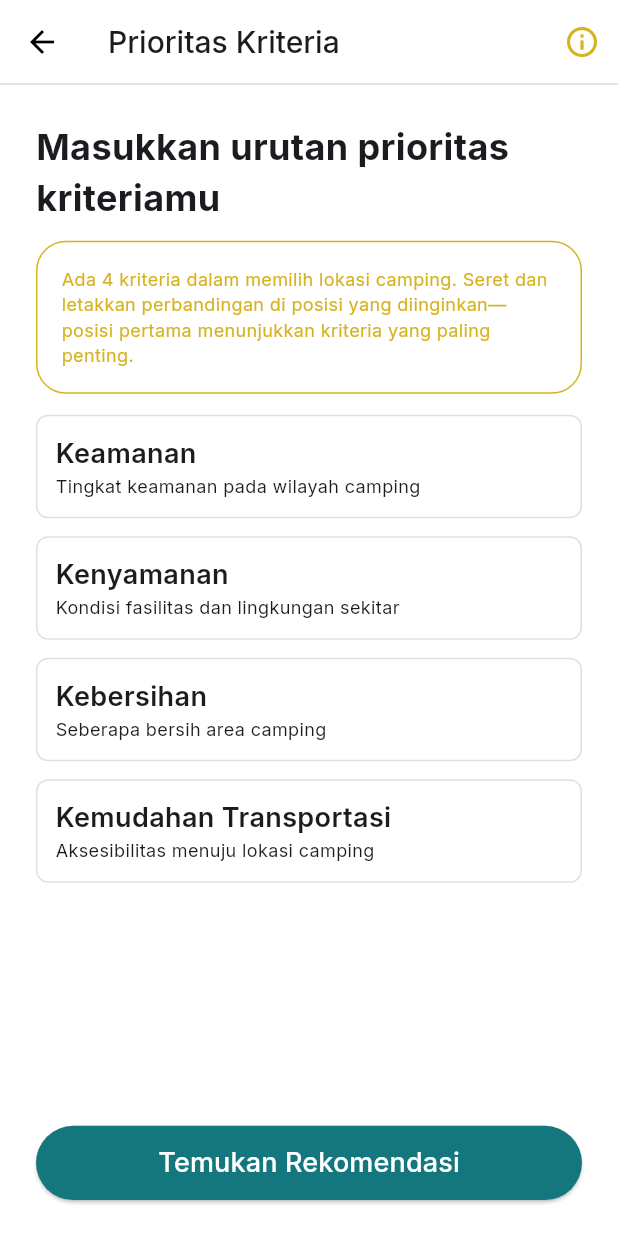
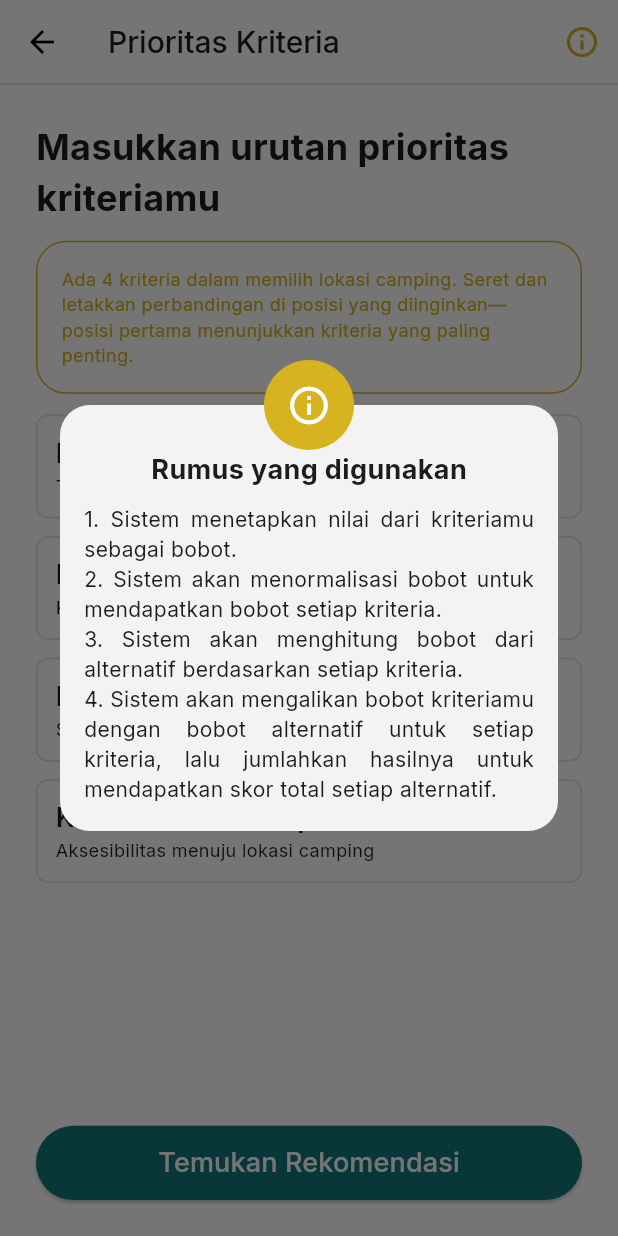
Before and after one commit to adamrasyid01/FinalProject-Camping-Frontend, a Flutter app: the PrioritasKriteriaPage screen opened by its route, after a tap on the "info outline" icon, on a phone screen of 412 x 824 dp. Run offline on Flutter 3.47's test engine with Material 3 defaults, Android fonts, the phone set to English and light mode, and no system bars; our stand-ins replace bloc, dartz, dio, equatable, flutter_bloc, flutter_svg and 6 more; accounts and stored records are empty; network calls fail.

Commit message:
feat : Implements Dialog to Rekomendasi Page

```diff
--- a/lib/core/constants/text_styles.dart
+++ b/lib/core/constants/text_styles.dart
@@ -31,6 +31,10 @@ class AppTextStyle {
   );
   static TextStyle bold20 = GoogleFonts.inter(
     fontSize: 20,
+    fontWeight: FontWeight.bold,
+  );
+  static TextStyle bold18 = GoogleFonts.inter(
+    fontSize: 18,
     fontWeight: FontWeight.bold,
   );
   static TextStyle bold14 = GoogleFonts.inter(
--- a/lib/core/widgets/custom_dialog.dart
+++ b/lib/core/widgets/custom_dialog.dart
@@ -7,20 +7,27 @@ class CustomDialog extends StatelessWidget {
   final VoidCallback onConfirm;
   final String title;
   final String content;
-  final String canceledText;
-  final String confirmedText;
+  final String? canceledText; // ubah ke nullable
+  final String? confirmedText; // ubah ke nullable
   final IconData icon;
-  final Color iconBackgroundColor;
+  final Color iconBackgroundColor; // Remove default value here
+  final TextStyle? titleStyle;
+  final TextStyle? contentStyle;
+  final TextAlign? alignContent; // Add alignContent as a nullable property
 
   CustomDialog({
     super.key,
     required this.onConfirm,
     required this.title,
     required this.content,
-    required this.canceledText,
-    required this.confirmedText,
-    this.icon = Icons.info, // default icon
-    this.iconBackgroundColor = Colors.red, // default background
+    this.canceledText, // tidak required
+    this.confirmedText, // tidak required
+    this.icon = Icons.info,
+    this.titleStyle,
+    this.contentStyle,
+    this.alignContent, // Initialize alignContent in the constructor
+    this.iconBackgroundColor =
+        Colors.red, // Add iconBackgroundColor to constructor with default value
   });
 
   @override
@@ -40,18 +47,22 @@ class CustomDialog extends StatelessWidget {
               crossAxisAlignment: CrossAxisAlignment.center,
               mainAxisSize: MainAxisSize.min,
               children: [
-                Text(title,
-                    style: AppTextStyle.bold20.copyWith(color: myColor.black)),
+                Text(
+                  title,
+                  style: titleStyle ??
+                      AppTextStyle.bold20.copyWith(color: myColor.black),
+                ),
                 const SizedBox(height: 10),
                 Text(
                   content,
-                  textAlign: TextAlign.center,
-                  style:
+                  textAlign: alignContent ?? TextAlign.center,
+                  style: contentStyle ??
                       AppTextStyle.semiBold16.copyWith(color: myColor.darkGrey),
                 ),
                 const SizedBox(height: 10),
                 Row(
                   children: [
+                    if (canceledText != null) // hanya tampil kalau tidak null
                       Expanded(
                         child: ElevatedButton(
                           onPressed: () => Navigator.of(context).pop(),
@@ -59,13 +70,16 @@ class CustomDialog extends StatelessWidget {
                             backgroundColor: myColor.lightGrey,
                           ),
                           child: Text(
-                          canceledText,
+                            canceledText!,
                             style: AppTextStyle.semiBold16
                                 .copyWith(color: myColor.customWhite),
                           ),
                         ),
                       ),
-                    const SizedBox(width: 10),
+                    if (canceledText != null && confirmedText != null)
+                      const SizedBox(
+                          width: 10), // kasih jarak kalau dua-duanya ada
+                    if (confirmedText != null) // hanya tampil kalau tidak null
                       Expanded(
                         child: ElevatedButton(
                           onPressed: () {
@@ -77,7 +91,7 @@ class CustomDialog extends StatelessWidget {
                             foregroundColor: myColor.customWhite,
                           ),
                           child: Text(
-                          confirmedText,
+                            confirmedText!,
                             style: AppTextStyle.semiBold16
                                 .copyWith(color: myColor.customWhite),
                           ),
@@ -111,10 +125,13 @@ void showCustomDialog({
   required VoidCallback onConfirm,
   String title = 'Dialog Title',
   String content = 'Dialog Content',
-  String canceledText = 'Cancel',
-  String confirmedText = 'Confirm',
+  String? canceledText, // nullable
+  String? confirmedText, // nullable
   IconData icon = Icons.info,
   Color iconBackgroundColor = Colors.red,
+  TextStyle? titleStyle,
+  TextStyle? contentStyle,
+  TextAlign? alignContent, // nullable
 }) {
   showDialog(
     context: context,
@@ -126,6 +143,9 @@ void showCustomDialog({
       confirmedText: confirmedText,
       icon: icon,
       iconBackgroundColor: iconBackgroundColor,
+      titleStyle: titleStyle,
+      contentStyle: contentStyle,
+      alignContent: alignContent, // pass alignContent to CustomDialog
     ),
   );
 }
--- a/lib/features/rekomendasi/presentation/pages/prioritas_kriteria_page.dart
+++ b/lib/features/rekomendasi/presentation/pages/prioritas_kriteria_page.dart
@@ -3,6 +3,7 @@ import 'package:flutter_bloc/flutter_bloc.dart';
 import 'package:flutter_camping_frontend/core/constants/color.dart';
 import 'package:flutter_camping_frontend/core/constants/text_styles.dart';
 import 'package:flutter_camping_frontend/core/widgets/custom_button.dart';
+import 'package:flutter_camping_frontend/core/widgets/custom_dialog.dart';
 import 'package:flutter_camping_frontend/features/rekomendasi/presentation/bloc/rekomendasi_bloc.dart';
 import 'package:flutter_camping_frontend/features/rekomendasi/data/models/user_preference_criteria_model.dart';
 import 'package:go_router/go_router.dart';
@@ -90,7 +91,23 @@ class _PrioritasKriteriaPageState extends State<PrioritasKriteriaPage> {
         actions: [
           IconButton(
             icon: Icon(Icons.info_outline, color: MyColor().customOrange),
-            onPressed: () {},
+            onPressed: () {
+              showCustomDialog(
+                context: context,
+                onConfirm: () {},
+                title: 'Rumus yang digunakan',
+                content:
+                    '1. Sistem menetapkan nilai dari kriteriamu sebagai bobot.\n'
+                    '2. Sistem akan menormalisasi bobot untuk mendapatkan bobot setiap kriteria.\n'
+                    '3. Sistem akan menghitung bobot dari alternatif berdasarkan setiap kriteria.\n'
+                    '4. Sistem akan mengalikan bobot kriteriamu dengan bobot alternatif untuk setiap kriteria, lalu jumlahkan hasilnya untuk mendapatkan skor total setiap alternatif.',
+                icon: Icons.info_outline,
+                titleStyle: AppTextStyle.bold18,
+                contentStyle: AppTextStyle.regular14,
+                alignContent: TextAlign.justify,
+                iconBackgroundColor: MyColor().customOrange,
+              );
+            },
           ),
         ],
         leading: IconButton(
--- a/lib/features/rekomendasi/presentation/pages/rekomendasi_page.dart
+++ b/lib/features/rekomendasi/presentation/pages/rekomendasi_page.dart
@@ -2,12 +2,13 @@ import 'package:flutter/material.dart';
 import 'package:flutter_bloc/flutter_bloc.dart';
 import 'package:flutter_camping_frontend/core/constants/color.dart';
 import 'package:flutter_camping_frontend/core/constants/text_styles.dart';
+import 'package:flutter_camping_frontend/core/widgets/custom_dialog.dart';
 import 'package:flutter_camping_frontend/core/widgets/custom_list_sites.dart';
 import 'package:flutter_camping_frontend/core/widgets/custom_loading.dart';
 import 'package:flutter_camping_frontend/features/rekomendasi/presentation/bloc/ahp_result_bloc.dart';
 import 'package:flutter_camping_frontend/features/rekomendasi/presentation/bloc/ahp_result_event.dart';
 import 'package:flutter_camping_frontend/features/rekomendasi/presentation/bloc/ahp_result_state.dart';
-import 'package:flutter_camping_frontend/features/rekomendasi/presentation/pages/prioritas_kriteria_page.dart';
+
 import 'package:flutter_svg/flutter_svg.dart';
 import 'package:go_router/go_router.dart';
 
@@ -37,7 +38,23 @@ class _RekomendasiPageState extends State<RekomendasiPage> {
           actions: [
             IconButton(
               icon: Icon(Icons.info_outline, color: MyColor().customOrange),
-              onPressed: () {},
+              onPressed: () {
+                showCustomDialog(
+                  context: context,
+                  onConfirm: () {},
+                  title: 'Rumus yang digunakan',
+                  content:
+                      '1. Sistem menetapkan nilai dari kriteriamu sebagai bobot.\n'
+                      '2. Sistem akan menormalisasi bobot untuk mendapatkan bobot setiap kriteria.\n'
+                      '3. Sistem akan menghitung bobot dari alternatif berdasarkan setiap kriteria.\n'
+                      '4. Sistem akan mengalikan bobot kriteriamu dengan bobot alternatif untuk setiap kriteria, lalu jumlahkan hasilnya untuk mendapatkan skor total setiap alternatif.',
+                  icon: Icons.info_outline,
+                  titleStyle: AppTextStyle.bold18,
+                  contentStyle: AppTextStyle.regular14,
+                  alignContent: TextAlign.justify,
+                  iconBackgroundColor: MyColor().customOrange,
+                );
+              },
             ),
           ],
           bottom: PreferredSize(
--- a/lib/features/splash/presentation/pages/splash_screen.dart
+++ b/lib/features/splash/presentation/pages/splash_screen.dart
@@ -25,7 +25,7 @@ class _SplashScreenState extends State<SplashScreen> {
       listener: (context, state) async {
         print('Current state: $state');
         await Future.delayed(
-            const Duration(seconds: 3)); // <- kasih delay 2 detik
+            const Duration(seconds: 2)); // <- kasih delay 2 detik
         if (state is SplashStateLoggedIn) {
           // ignore: use_build_context_synchronously
           context.go('/home');
```
Lines whose indentation alone changed are shown as unchanged.
